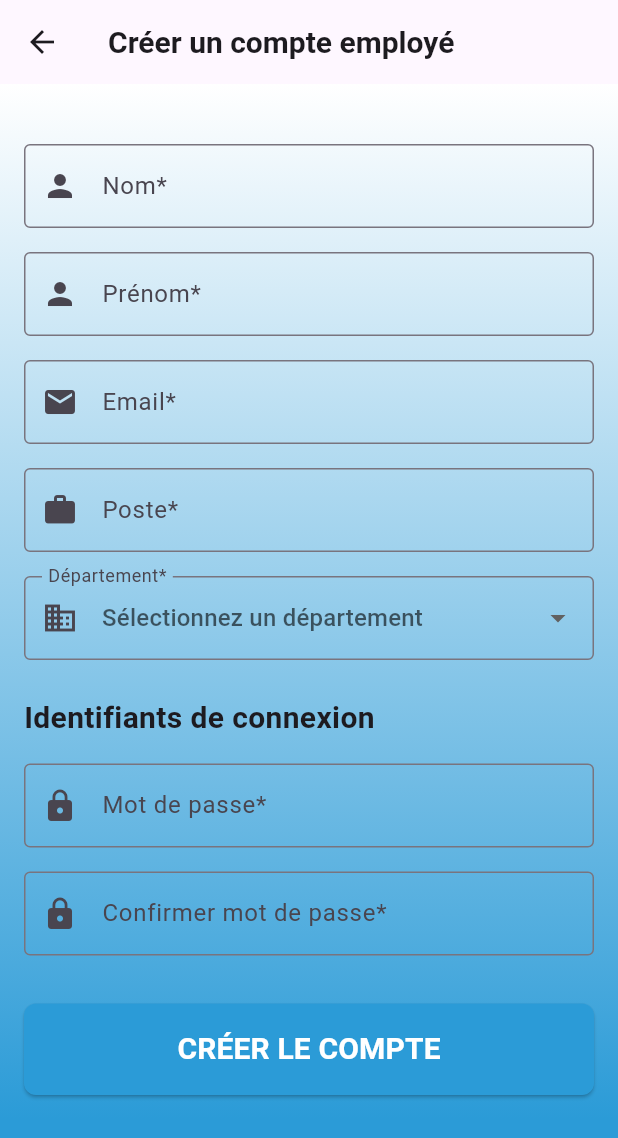
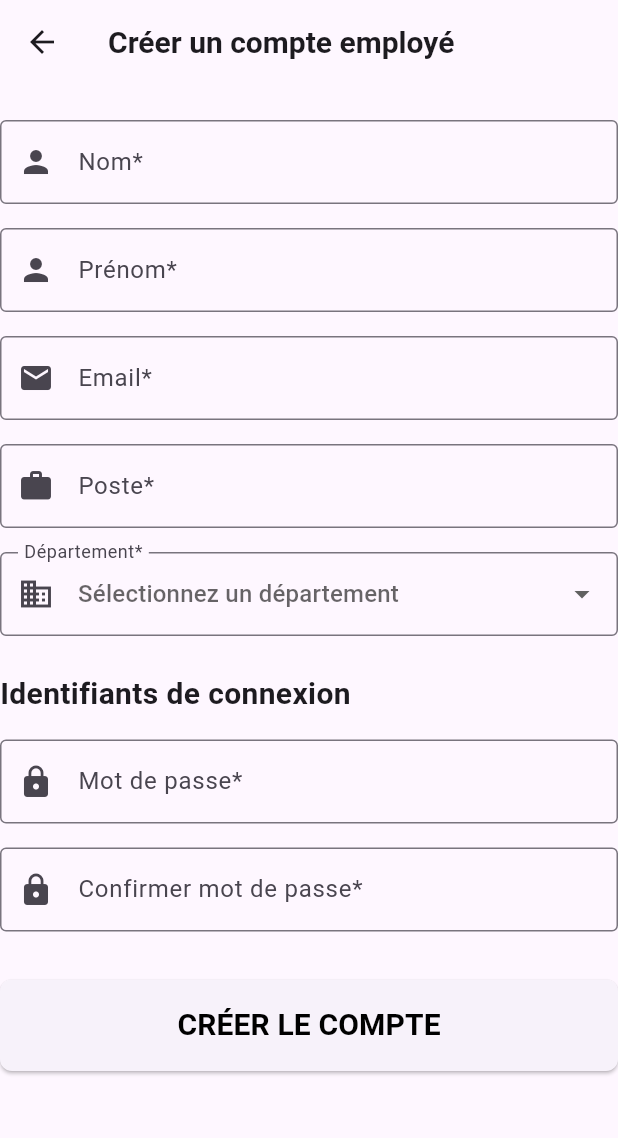
Before and after one commit to Monica1230244/projets, a Flutter app: the Accueil screen opened directly, after a tap on "Créer compte utilisateur", on a phone screen of 412 x 824 dp. Shown: the top 1138 px of the screen. Run offline on Flutter 3.47's test engine with Material 3 defaults, Android fonts, the phone set to English and light mode, and no system bars.

Commit message:
Modifications to the home_page, addition of the menu_button page.

```diff
--- a/lib/accueil_page.dart
+++ b/lib/accueil_page.dart
@@ -3,58 +3,68 @@ import 'package:projets/user.dart';
 import 'admin_page.dart';
 import 'package:intl/intl.dart';
 import 'connect_admin.dart';
+import 'menu_bouton.dart';
 
 
 class Accueil extends StatelessWidget {
   @override
   Widget build(BuildContext context) {
     return Scaffold(
+      backgroundColor: Colors.white,
       body: Column(
         mainAxisAlignment: MainAxisAlignment.center,
         children: [
-          Center(child: Text("Waouh Monde",style: TextStyle(fontWeight: FontWeight.bold,fontSize: 25),),),
-          SizedBox(height: 40),
           CircleAvatar(
-            radius: 70,
+            radius: 110,
             backgroundColor: Colors.white,
             backgroundImage: AssetImage('assets/images/logo1.png'),
           ),
-          SizedBox(height: 25),
-          MenuButton(icon: Icons.login, text: "Marquer arrivée",
-              onTap: () => marquerArrivee(context)
+          MenuButton(
+            icon: Icons.login,
+            text: "Marquer arrivée",
+            onTap: () => marquerArrivee(context),
           ),
-          SizedBox(height:25 ),
-          MenuButton(icon: Icons.logout, text: "Marquer départ",onTap: () => marquerDepart(context)
+          MenuButton(
+            icon: Icons.logout,
+            text: "Marquer départ",
+            onTap: () => marquerDepart(context),
           ),
-          SizedBox(height:25 ),
-          MenuButton(icon: Icons.dashboard, text: "Consulter tableau de bord personnel", onTap: () {
+          MenuButton(
+            icon: Icons.dashboard,
+            text: "Consulter tableau de bord personnel",
+            onTap: () {
               Navigator.push(
                 context,
-              MaterialPageRoute(builder: (context) => Presence() ),
+                MaterialPageRoute(builder: (context) => Presence()),
               );
-          }),
-          SizedBox(height:25 ),
-          MenuButton(icon: Icons.analytics, text: "Consulter tableau de bord", onTap: () {
+            },
+          ),
+          MenuButton(
+            icon: Icons.analytics,
+            text: "Consulter tableau de bord",
+            onTap: () {
               Navigator.push(
                 context,
                 MaterialPageRoute(builder: (context) => AdminDashboard()),
               );
-          }),
-          SizedBox(height:25),
+            },
+          ),
 
-          MenuButton(icon: Icons.person, text: "Créer compte utilisateur", onTap: () {
+          MenuButton(
+            icon: Icons.person,
+            text: "Créer compte utilisateur",
+            onTap: () {
               Navigator.push(
                 context,
                 MaterialPageRoute(builder: (context) => CreateEmployee()),
               );
-          }),
+            },
+          ),
         ],
       ),
     );
   }
 }
-
-
 
 void marquerArrivee(BuildContext context) {
   DateTime now = DateTime.now();
@@ -89,7 +99,9 @@ void marquerArrivee(BuildContext context) {
                 if (motif.isNotEmpty) {
                   Navigator.pop(context);
                   ScaffoldMessenger.of(context).showSnackBar(
-                    SnackBar(content: Text("Motif envoyé à l'administrateur : $motif")),
+                    SnackBar(
+                      content: Text("Motif envoyé à l'administrateur : $motif"),
+                    ),
                   );
                 }
               },
@@ -135,7 +147,9 @@ void marquerDepart(BuildContext context) {
                 if (motif.isNotEmpty) {
                   Navigator.pop(context);
                   ScaffoldMessenger.of(context).showSnackBar(
-                    SnackBar(content: Text("Motif envoyé à l'administrateur : $motif")),
+                    SnackBar(
+                      content: Text("Motif envoyé à l'administrateur : $motif"),
+                    ),
                   );
                 }
               },
@@ -147,42 +161,3 @@ void marquerDepart(BuildContext context) {
     );
   }
 }
-
-class MenuButton extends StatelessWidget {
-  final IconData icon;
-  final String text;
-  final VoidCallback onTap;
-
-  const MenuButton({
-    super.key,
-    required this.icon,
-    required this.text,
-    required this.onTap,
-  });
-
-  @override
-  Widget build(BuildContext context) {
-    return InkWell(
-      onTap: onTap,
-      child: Padding(
-        padding: const EdgeInsets.symmetric(vertical: 12, horizontal: 16),
-        child: Row(
-          children: [
-            Icon(icon, size: 24, color: Colors.blue),
-            const SizedBox(width: 16),
-            Expanded(
-              child: Text(
-                text,
-                style: const TextStyle(
-                  fontSize: 20,
-                  fontWeight: FontWeight.w500,
-                ),
-              ),
-            ),
-            const Icon(Icons.chevron_right, color: Colors.grey),
-          ],
-        ),
-      ),
-    );
-  }
-}
--- a/lib/connect_admin.dart
+++ b/lib/connect_admin.dart
@@ -1,4 +1,5 @@
 import 'package:flutter/material.dart';
+import 'package:projets/constants.dart';
 
 class CreateEmployee extends StatefulWidget {
   @override
@@ -66,10 +67,6 @@ class _CreateEmployeeState extends State<CreateEmployee> {
   @override
   Widget build(BuildContext context) {
     return Scaffold(
-
-          backgroundColor:   Color(0xFF2B9BD7),
-
-
       appBar: AppBar(
         title: Text('Créer un compte employé',style: TextStyle(
           fontSize: 20,
@@ -77,20 +74,7 @@ class _CreateEmployeeState extends State<CreateEmployee> {
         ),),
       ),
       body:
-      Container(
-        decoration: BoxDecoration(
-          gradient: LinearGradient(
-            begin: Alignment.topCenter,
-            end: Alignment.bottomCenter,
-            colors: [
-              Colors.white,
-              Color(0xFF2B9BD7),
-            ],
-          ),
-        ),
-        child: SingleChildScrollView(
-          padding: const EdgeInsets.all(16.0),
-          child: Form(
+      Form(
         key: _formKey,
         child: Column(
           crossAxisAlignment: CrossAxisAlignment.start,
@@ -238,7 +222,7 @@ class _CreateEmployeeState extends State<CreateEmployee> {
               child: ElevatedButton(
                 onPressed: _createEmployee,
                 style: ElevatedButton.styleFrom(
-                      backgroundColor:  Color(0xFF2B9BD7),
+
                   shape: RoundedRectangleBorder(
                     borderRadius: BorderRadius.circular(8),
                   ),
@@ -250,7 +234,7 @@ class _CreateEmployeeState extends State<CreateEmployee> {
                     style: TextStyle(
                   fontSize: 20,
                   fontWeight: FontWeight.bold,
-                          color: Colors.white
+                      color: Colors.black
                   ),
                   ),
                 ),
@@ -259,8 +243,6 @@ class _CreateEmployeeState extends State<CreateEmployee> {
           ],
         ),
       ),
-        ),
-      ),
     );
   }
 }
--- /dev/null
+++ b/lib/menu_bouton.dart
@@ -0,0 +1,43 @@
+import 'package:flutter/material.dart';
+
+
+class MenuButton extends StatelessWidget {
+  final IconData icon;
+  final String text;
+  final VoidCallback onTap;
+
+  const MenuButton({
+    super.key,
+    required this.icon,
+    required this.text,
+    required this.onTap,
+  });
+
+  @override
+  Widget build(BuildContext context) {
+    return Container(
+      margin: EdgeInsets.symmetric(vertical: 20),
+      padding: const EdgeInsets.symmetric(horizontal: 25),
+
+      child: InkWell(
+        onTap: onTap,
+        child: Row(
+          children: [
+            Icon(icon, size: 24, color: Colors.blue),
+            const SizedBox(width: 16),
+            Expanded(
+              child: Text(
+                text,
+                style: const TextStyle(
+                  fontSize: 20,
+                  fontWeight: FontWeight.w500,
+                ),
+              ),
+            ),
+            const Icon(Icons.chevron_right, color: Colors.grey),
+          ],
+        ),
+      ),
+    );
+  }
+}
--- a/lib/presence_page.dart
+++ b/lib/presence_page.dart
@@ -189,7 +189,7 @@ class _PresencePageState extends State<PresencePage> {
                   ),
                 ),
                 Chip(
-                  labelPadding: EdgeInsets.symmetric(horizontal: 4),
+                  labelPadding: EdgeInsets.symmetric(horizontal: 1),
                   backgroundColor: presence['color'].withOpacity(0.2),
                   label: Text(statusText, style: TextStyle(color: presence['color'])),
                 ),
```
Also changed, not shown: lib/employe.dart (deleted, +0 -143 lines). Lines whose indentation alone changed are shown as unchanged.
